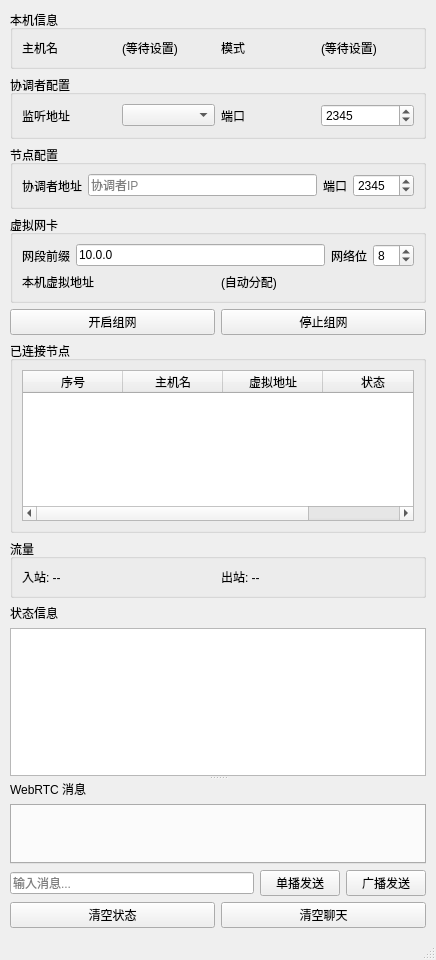
Before: the Qt Designer form 20260519/mainwindow.ui in ContraryNR/Mesh, drawn with Qt 5.
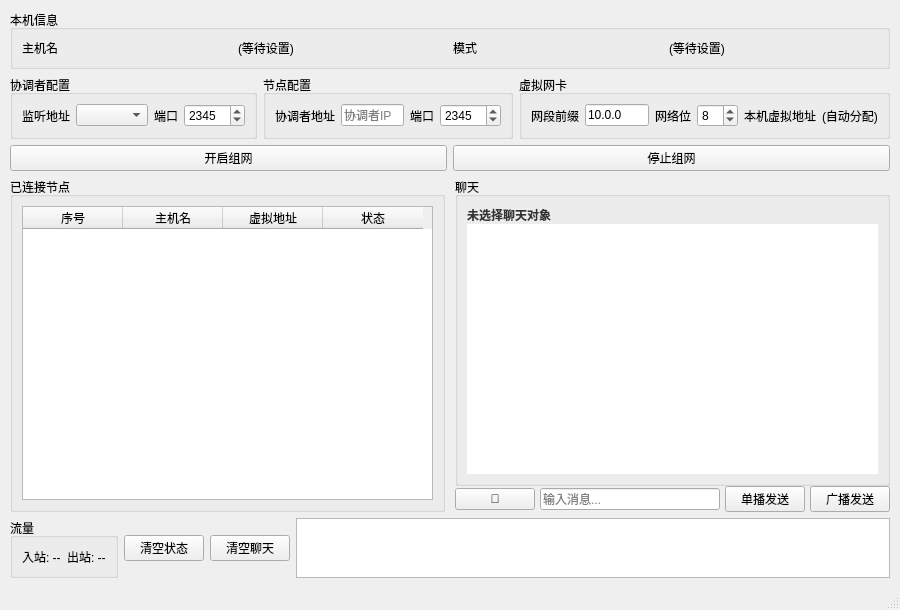
After: the same form once the commit is applied.

Patch:
```diff
--- a/20260519/mainwindow.ui
+++ b/20260519/mainwindow.ui
@@ -6,8 +6,8 @@
    <rect>
     <x>0</x>
     <y>0</y>
-    <width>436</width>
-    <height>960</height>
+    <width>900</width>
+    <height>600</height>
    </rect>
   </property>
   <property name="windowTitle">
@@ -68,6 +68,8 @@
      </widget>
     </item>
     <item>
+     <layout class="QHBoxLayout" name="configLayout">
+      <item>
      <widget class="QGroupBox" name="coordinatorGroup">
       <property name="title">
        <string>协调者配置</string>
@@ -154,9 +156,7 @@
       <property name="title">
        <string>虚拟网卡</string>
       </property>
-      <layout class="QVBoxLayout" name="vnetLayout">
-       <item>
-        <layout class="QHBoxLayout" name="subnetLayout">
+        <layout class="QHBoxLayout" name="vnetLayout">
          <item>
           <widget class="QLabel" name="subnetLabel">
            <property name="text">
@@ -191,10 +191,6 @@
            </property>
           </widget>
          </item>
-        </layout>
-       </item>
-       <item>
-        <layout class="QHBoxLayout" name="localIPLayout">
          <item>
           <widget class="QLabel" name="localIPLabel">
            <property name="text">
@@ -210,9 +206,9 @@
           </widget>
          </item>
         </layout>
-       </item>
-      </layout>
-     </widget>
+       </widget>
+      </item>
+     </layout>
     </item>
     <item>
      <layout class="QHBoxLayout" name="buttonLayout">
@@ -233,6 +229,11 @@
      </layout>
     </item>
     <item>
+     <layout class="QHBoxLayout" name="mainContentLayout">
+      <property name="spacing">
+       <number>10</number>
+      </property>
+      <item>
      <widget class="QGroupBox" name="peerTableGroup">
       <property name="title">
        <string>已连接节点</string>
@@ -242,8 +243,8 @@
         <widget class="QTableWidget" name="peerTable">
          <property name="minimumSize">
           <size>
-           <width>0</width>
-           <height>100</height>
+             <width>300</width>
+             <height>0</height>
           </size>
          </property>
          <property name="editTriggers">
@@ -281,106 +282,66 @@
      </widget>
     </item>
     <item>
-     <widget class="QGroupBox" name="trafficGroup">
+       <layout class="QVBoxLayout" name="chatLayout">
+        <property name="spacing">
+         <number>0</number>
+        </property>
+        <item>
+         <widget class="QGroupBox" name="chatGroup">
       <property name="title">
-       <string>流量</string>
-      </property>
-      <layout class="QHBoxLayout" name="trafficLayout">
-       <item>
-        <widget class="QLabel" name="internalSpeed">
-         <property name="text">
-          <string>入站: --</string>
-         </property>
-        </widget>
-       </item>
-       <item>
-        <widget class="QLabel" name="externalSpeed">
-         <property name="text">
-          <string>出站: --</string>
-         </property>
-        </widget>
-       </item>
-      </layout>
-     </widget>
-    </item>
-    <item>
-     <widget class="QSplitter" name="msgSplitter">
-      <property name="orientation">
-       <enum>Qt::Orientation::Vertical</enum>
-      </property>
-      <widget class="QWidget" name="statusPage">
-       <layout class="QVBoxLayout" name="statusPageLayout">
-        <property name="leftMargin">
+           <string>聊天</string>
+          </property>
+          <layout class="QVBoxLayout" name="chatBoxLayout">
+           <property name="spacing">
          <number>0</number>
         </property>
-        <property name="topMargin">
-         <number>0</number>
-        </property>
-        <property name="rightMargin">
-         <number>0</number>
-        </property>
-        <property name="bottomMargin">
-         <number>0</number>
-        </property>
         <item>
-         <widget class="QLabel" name="stateLabel">
+            <widget class="QLabel" name="chatTitle">
           <property name="text">
-           <string>状态信息</string>
-          </property>
+              <string>未选择聊天对象</string>
+             </property>
+             <property name="styleSheet">
+              <string notr="true">font-weight: bold; color: #333;</string>
+             </property>
          </widget>
         </item>
         <item>
-         <widget class="QPlainTextEdit" name="stateMsg">
+            <widget class="QListWidget" name="chatListWidget">
           <property name="minimumSize">
            <size>
-            <width>0</width>
-            <height>60</height>
-           </size>
-          </property>
-          <property name="readOnly">
-           <bool>true</bool>
-          </property>
-         </widget>
-        </item>
-       </layout>
-      </widget>
-      <widget class="QWidget" name="chatPage">
-       <layout class="QVBoxLayout" name="chatPageLayout">
-        <property name="leftMargin">
-         <number>0</number>
-        </property>
-        <property name="topMargin">
-         <number>0</number>
-        </property>
-        <property name="rightMargin">
-         <number>0</number>
-        </property>
-        <property name="bottomMargin">
-         <number>0</number>
-        </property>
-        <item>
-         <widget class="QLabel" name="chatLabel">
-          <property name="text">
-           <string>WebRTC 消息</string>
-          </property>
-         </widget>
-        </item>
-        <item>
-         <widget class="QTabWidget" name="chatTabWidget">
-          <property name="minimumSize">
-           <size>
-            <width>0</width>
-            <height>60</height>
-           </size>
-          </property>
-         </widget>
-        </item>
-       </layout>
-      </widget>
+               <width>400</width>
+               <height>250</height>
+              </size>
+             </property>
+             <property name="frameShape">
+              <enum>QFrame::NoFrame</enum>
+             </property>
+             <property name="horizontalScrollBarPolicy">
+              <enum>Qt::ScrollBarAlwaysOff</enum>
+             </property>
+            </widget>
+           </item>
+          </layout>
      </widget>
     </item>
     <item>
      <layout class="QHBoxLayout" name="sendLayout">
+          <property name="spacing">
+           <number>5</number>
+          </property>
+          <item>
+           <widget class="QPushButton" name="btnAttach">
+            <property name="text">
+             <string>📎</string>
+            </property>
+            <property name="fixedWidth">
+             <number>40</number>
+            </property>
+            <property name="toolTip">
+             <string>发送文件</string>
+            </property>
+           </widget>
+          </item>
       <item>
        <widget class="QLineEdit" name="sendingMsg">
         <property name="placeholderText">
@@ -404,6 +365,35 @@
       </item>
      </layout>
     </item>
+       </layout>
+      </item>
+     </layout>
+    </item>
+    <item>
+     <layout class="QHBoxLayout" name="bottomLayout">
+      <item>
+       <widget class="QGroupBox" name="trafficGroup">
+        <property name="title">
+         <string>流量</string>
+        </property>
+        <layout class="QHBoxLayout" name="trafficLayout">
+         <item>
+          <widget class="QLabel" name="internalSpeed">
+           <property name="text">
+            <string>入站: --</string>
+           </property>
+          </widget>
+         </item>
+         <item>
+          <widget class="QLabel" name="externalSpeed">
+           <property name="text">
+            <string>出站: --</string>
+           </property>
+          </widget>
+         </item>
+        </layout>
+       </widget>
+      </item>
     <item>
      <layout class="QHBoxLayout" name="clearLayout">
       <item>
@@ -422,6 +412,21 @@
       </item>
      </layout>
     </item>
+      <item>
+       <widget class="QPlainTextEdit" name="stateMsg">
+        <property name="minimumSize">
+         <size>
+          <width>300</width>
+          <height>60</height>
+         </size>
+        </property>
+        <property name="readOnly">
+         <bool>true</bool>
+        </property>
+       </widget>
+      </item>
+     </layout>
+    </item>
    </layout>
   </widget>
   <widget class="QMenuBar" name="menubar">
```
Left out of the diff: 2 changed lines with no effect on the pictures. Lines whose indentation alone changed are shown as unchanged.
